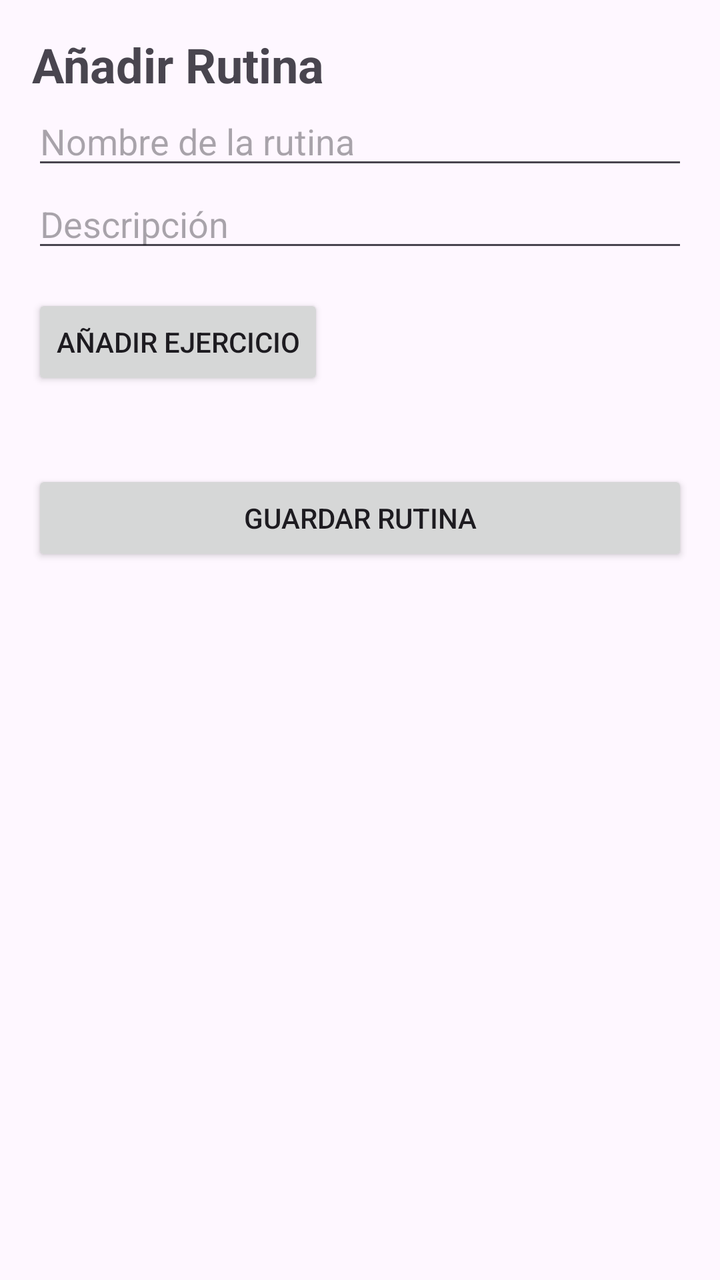
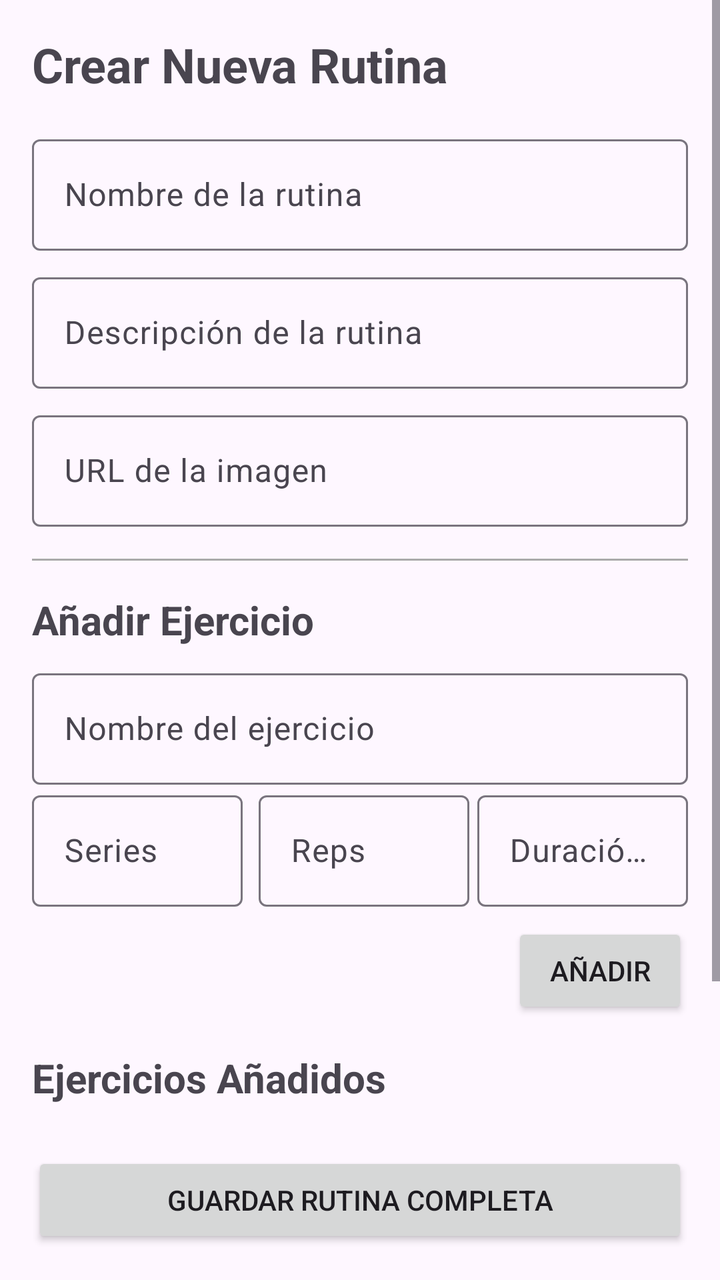

Compare the two renders of this Android layout. The source of the first and the diff that turns it into the second are given below.
<!-- AndroidManifest.xml: application theme Theme.ListaAppKotlin -->
<!-- res/layout/activity_add_rutina.xml -->
<?xml version="1.0" encoding="utf-8"?>
<ScrollView xmlns:android="http://schemas.android.com/apk/res/android"
    android:layout_width="match_parent"
    android:layout_height="match_parent"
    android:id="@+id/main"
    >

    <LinearLayout
        android:orientation="vertical"
        android:padding="16dp"
        android:layout_width="match_parent"
        android:layout_height="wrap_content">

        <TextView
            android:layout_width="wrap_content"
            android:layout_height="wrap_content"
            android:text="Añadir Rutina"
            android:textSize="24sp"
            android:textStyle="bold"/>

        
        <EditText
            android:id="@+id/edtNombreRutina"
            android:layout_width="match_parent"
            android:layout_height="wrap_content"
            android:hint="Nombre de la rutina"/>

        
        <EditText
            android:id="@+id/edtDescripcionRutina"
            android:layout_width="match_parent"
            android:layout_height="wrap_content"
            android:hint="Descripción"/>

        
        <Button
            android:id="@+id/btnMostrarFormulario"
            android:layout_width="wrap_content"
            android:layout_height="wrap_content"
            android:text="Añadir ejercicio"
            android:layout_marginTop="16dp"/>

        
        <LinearLayout
            android:id="@+id/formularioEjercicio"
            android:orientation="vertical"
            android:layout_width="match_parent"
            android:layout_height="wrap_content"
            android:visibility="gone"
            android:layout_marginTop="16dp">

            <EditText
                android:id="@+id/edtNombreEjercicio"
                android:layout_width="match_parent"
                android:layout_height="wrap_content"
                android:hint="Nombre del ejercicio" />

            <EditText
                android:id="@+id/edtSeries"
                android:layout_width="match_parent"
                android:layout_height="wrap_content"
                android:hint="Series (opcional)"
                android:inputType="number" />

            <EditText
                android:id="@+id/edtRepeticiones"
                android:layout_width="match_parent"
                android:layout_height="wrap_content"
                android:hint="Repeticiones (opcional)"
                android:inputType="number" />

            <EditText
                android:id="@+id/edtDuracion"
                android:layout_width="match_parent"
                android:layout_height="wrap_content"
                android:hint="Duración en segundos (opcional)"
                android:inputType="number" />

            <Button
                android:id="@+id/btnGuardarEjercicio"
                android:layout_width="wrap_content"
                android:layout_height="wrap_content"
                android:text="Guardar ejercicio"
                android:layout_marginTop="8dp"/>
        </LinearLayout>

        
        <LinearLayout
            android:id="@+id/listaEjercicios"
            android:orientation="vertical"
            android:layout_width="match_parent"
            android:layout_height="wrap_content"
            android:layout_marginTop="16dp" />

        
        <Button
            android:id="@+id/btnGuardarRutina"
            android:layout_width="match_parent"
            android:layout_height="wrap_content"
            android:text="Guardar Rutina"
            android:layout_marginTop="24dp"/>
    </LinearLayout>
</ScrollView>
<!-- resources referenced by this layout -->
<resources>
  <style name="Theme.ListaAppKotlin" parent="Base.Theme.ListaAppKotlin" />
  <style name="Base.Theme.ListaAppKotlin" parent="Theme.Material3.DayNight.NoActionBar">
          
          
      </style>
</resources>

<!-- the commit's change to res/layout/activity_add_rutina.xml (unified diff, before → after) -->
@@ -1,103 +1,223 @@
 <?xml version="1.0" encoding="utf-8"?>
-<ScrollView xmlns:android="http://schemas.android.com/apk/res/android"
+<androidx.constraintlayout.widget.ConstraintLayout xmlns:android="http://schemas.android.com/apk/res/android"
+    xmlns:app="http://schemas.android.com/apk/res-auto"
+    xmlns:tools="http://schemas.android.com/tools"
+    android:id="@+id/main"
     android:layout_width="match_parent"
     android:layout_height="match_parent"
-    android:id="@+id/main"
-    >
-
-    <LinearLayout
-        android:orientation="vertical"
-        android:padding="16dp"
-        android:layout_width="match_parent"
-        android:layout_height="wrap_content">
-
-        <TextView
-            android:layout_width="wrap_content"
-            android:layout_height="wrap_content"
-            android:text="Añadir Rutina"
-            android:textSize="24sp"
-            android:textStyle="bold"/>
-
-        
-        <EditText
-            android:id="@+id/edtNombreRutina"
+    tools:context=".pantallas.AddRutina">
+
+    <ScrollView
+        android:layout_width="match_parent"
+        android:layout_height="0dp"
+        app:layout_constraintTop_toTopOf="parent"
+        app:layout_constraintBottom_toTopOf="@id/btnGuardarRutina"
+        app:layout_constraintStart_toStartOf="parent"
+        app:layout_constraintEnd_toEndOf="parent"
+        >
+
+        <LinearLayout
             android:layout_width="match_parent"
             android:layout_height="wrap_content"
-            android:hint="Nombre de la rutina"/>
-
-        
-        <EditText
-            android:id="@+id/edtDescripcionRutina"
-            android:layout_width="match_parent"
-            android:layout_height="wrap_content"
-            android:hint="Descripción"/>
-
-        
-        <Button
-            android:id="@+id/btnMostrarFormulario"
-            android:layout_width="wrap_content"
-            android:layout_height="wrap_content"
-            android:text="Añadir ejercicio"
-            android:layout_marginTop="16dp"/>
-
-        
-        <LinearLayout
-            android:id="@+id/formularioEjercicio"
             android:orientation="vertical"
-            android:layout_width="match_parent"
-            android:layout_height="wrap_content"
-            android:visibility="gone"
-            android:layout_marginTop="16dp">
-
-            <EditText
-                android:id="@+id/edtNombreEjercicio"
-                android:layout_width="match_parent"
-                android:layout_height="wrap_content"
-                android:hint="Nombre del ejercicio" />
-
-            <EditText
-                android:id="@+id/edtSeries"
-                android:layout_width="match_parent"
-                android:layout_height="wrap_content"
-                android:hint="Series (opcional)"
-                android:inputType="number" />
-
-            <EditText
-                android:id="@+id/edtRepeticiones"
-                android:layout_width="match_parent"
-                android:layout_height="wrap_content"
-                android:hint="Repeticiones (opcional)"
-                android:inputType="number" />
-
-            <EditText
-                android:id="@+id/edtDuracion"
-                android:layout_width="match_parent"
-                android:layout_height="wrap_content"
-                android:hint="Duración en segundos (opcional)"
-                android:inputType="number" />
+            android:padding="16dp">
+
+            <TextView
+                android:layout_width="wrap_content"
+                android:layout_height="wrap_content"
+                android:text="Crear Nueva Rutina"
+                android:textSize="24sp"
+                android:textStyle="bold" />
+
+            <com.google.android.material.textfield.TextInputLayout
+                android:layout_width="match_parent"
+                android:layout_height="wrap_content"
+                android:layout_marginTop="16dp">
+
+                <com.google.android.material.textfield.TextInputEditText
+                    android:id="@+id/edtNombreRutina"
+                    android:layout_width="match_parent"
+                    android:layout_height="wrap_content"
+                    android:hint="Nombre de la rutina" />
+            </com.google.android.material.textfield.TextInputLayout>
+
+            <com.google.android.material.textfield.TextInputLayout
+                android:id="@+id/tilDescripcionRutina"
+                android:layout_width="match_parent"
+                android:layout_height="wrap_content"
+                android:layout_marginTop="8dp">
+
+                <com.google.android.material.textfield.TextInputEditText
+                    android:id="@+id/edtDescripcionRutina"
+                    android:layout_width="match_parent"
+                    android:layout_height="wrap_content"
+                    android:hint="Descripción de la rutina" />
+            </com.google.android.material.textfield.TextInputLayout>
+
+             <com.google.android.material.textfield.TextInputLayout
+                android:id="@+id/tilPhotoUrl"
+                android:layout_width="match_parent"
+                android:layout_height="wrap_content"
+                android:layout_marginTop="8dp">
+
+                <com.google.android.material.textfield.TextInputEditText
+                    android:id="@+id/edtPhotoUrl"
+                    android:layout_width="match_parent"
+                    android:layout_height="wrap_content"
+                    android:hint="URL de la imagen" />
+            </com.google.android.material.textfield.TextInputLayout>
+
+            <View
+                android:layout_width="match_parent"
+                android:layout_height="1dp"
+                android:background="@android:color/darker_gray"
+                android:layout_marginTop="16dp"
+                android:layout_marginBottom="16dp"/>
+
+            <TextView
+                android:layout_width="wrap_content"
+                android:layout_height="wrap_content"
+                android:text="Añadir Ejercicio"
+                android:textSize="20sp"
+                android:textStyle="bold"/>
+
+            <com.google.android.material.textfield.TextInputLayout
+                android:layout_width="match_parent"
+                android:layout_height="wrap_content"
+                android:layout_marginTop="8dp">
+
+                <com.google.android.material.textfield.TextInputEditText
+                    android:id="@+id/edtNombreEjercicio"
+                    android:layout_width="match_parent"
+                    android:layout_height="wrap_content"
+                    android:hint="Nombre del ejercicio" />
+            </com.google.android.material.textfield.TextInputLayout>
+
+            <LinearLayout
+                android:layout_width="match_parent"
+                android:layout_height="wrap_content"
+                android:orientation="horizontal">
+
+                <com.google.android.material.textfield.TextInputLayout
+                    android:layout_width="0dp"
+                    android:layout_weight="1"
+                    android:layout_height="wrap_content"
+                    android:layout_marginEnd="4dp">
+                    <com.google.android.material.textfield.TextInputEditText
+                        android:id="@+id/edtSeries"
+                        android:layout_width="match_parent"
+                        android:layout_height="wrap_content"
+                        android:hint="Series"
+                        android:inputType="number"/>
+                </com.google.android.material.textfield.TextInputLayout>
+
+                <com.google.android.material.textfield.TextInputLayout
+                    android:layout_width="0dp"
+                    android:layout_weight="1"
+                    android:layout_height="wrap_content"
+                    android:layout_marginStart="4dp">
+                    <com.google.android.material.textfield.TextInputEditText
+                        android:id="@+id/edtRepeticiones"
+                        android:layout_width="match_parent"
+                        android:layout_height="wrap_content"
+                        android:hint="Reps"
+                        android:inputType="number"/>
+                </com.google.android.material.textfield.TextInputLayout>
+                 <com.google.android.material.textfield.TextInputLayout
+                    android:layout_width="0dp"
+                    android:layout_weight="1"
+                    android:layout_height="wrap_content"
+                    android:layout_marginStart="4dp">
+                    <com.google.android.material.textfield.TextInputEditText
+                        android:id="@+id/edtDuracion"
+                        android:layout_width="match_parent"
+                        android:layout_height="wrap_content"
+                        android:hint="Duración (min)"
+                        android:inputType="number"/>
+                </com.google.android.material.textfield.TextInputLayout>
+            </LinearLayout>
 
             <Button
-                android:id="@+id/btnGuardarEjercicio"
-                android:layout_width="wrap_content"
-                android:layout_height="wrap_content"
-                android:text="Guardar ejercicio"
+                android:id="@+id/btnAnadirEjercicio"
+                android:layout_width="wrap_content"
+                android:layout_height="wrap_content"
+                android:layout_gravity="end"
+                android:text="Añadir"
                 android:layout_marginTop="8dp"/>
+
+            <TextView
+                android:id="@+id/tvEjerciciosAnadidos"
+                android:layout_width="wrap_content"
+                android:layout_height="wrap_content"
+                android:text="Ejercicios Añadidos"
+                android:textSize="20sp"
+                android:textStyle="bold"
+                android:layout_marginTop="16dp"/>
+
+            <androidx.recyclerview.widget.RecyclerView
+                android:id="@+id/rvEjercicios"
+                android:layout_width="match_parent"
+                android:layout_height="wrap_content"
+                android:layout_marginTop="8dp"
+                android:minHeight="100dp"
+                tools:listitem="@layout/item_ejercicio"/>
+
         </LinearLayout>
-
-        
-        <LinearLayout
-            android:id="@+id/listaEjercicios"
-            android:orientation="vertical"
-            android:layout_width="match_parent"
-            android:layout_height="wrap_content"
-            android:layout_marginTop="16dp" />
-
-        
-        <Button
-            android:id="@+id/btnGuardarRutina"
-            android:layout_width="match_parent"
-            android:layout_height="wrap_content"
-            android:text="Guardar Rutina"
-            android:layout_marginTop="24dp"/>
-    </LinearLayout>
-</ScrollView>
+    </ScrollView>
+
+    <Button
+        android:id="@+id/btnGuardarRutina"
+        android:layout_width="match_parent"
+        android:layout_height="wrap_content"
+        android:text="Guardar Rutina Completa"
+        app:layout_constraintBottom_toBottomOf="parent"
+        app:layout_constraintStart_toStartOf="parent"
+        app:layout_constraintEnd_toEndOf="parent"
+        android:layout_margin="16dp"/>
+
+</androidx.constraintlayout.widget.ConstraintLayout>
+<!-- res/layout/item_ejercicio.xml (included above) -->
+<?xml version="1.0" encoding="utf-8"?>
+<LinearLayout xmlns:android="http://schemas.android.com/apk/res/android"
+    android:id="@+id/contenedorEjercicios"
+    android:orientation="vertical"
+    android:padding="10dp"
+    android:layout_width="match_parent"
+    android:layout_height="wrap_content"
+    android:background="#EEEEEE"
+    android:layout_marginTop="10dp">
+
+    <EditText
+        android:id="@+id/edtNombreEjercicio"
+        android:layout_width="match_parent"
+        android:layout_height="wrap_content"
+        android:hint="Nombre del ejercicio (obligatorio)" />
+
+    <EditText
+        android:id="@+id/edtSeries"
+        android:layout_width="match_parent"
+        android:layout_height="wrap_content"
+        android:hint="Series (opcional)"
+        android:inputType="number" />
+
+    <EditText
+        android:id="@+id/edtRepeticiones"
+        android:layout_width="match_parent"
+        android:layout_height="wrap_content"
+        android:hint="Repeticiones (opcional)"
+        android:inputType="number" />
+
+    <EditText
+        android:id="@+id/edtDuracion"
+        android:layout_width="match_parent"
+        android:layout_height="wrap_content"
+        android:hint="Duración en segundos (opcional)"
+        android:inputType="number" />
+
+    <Button
+        android:id="@+id/btnGuardarEjercicio"
+        android:layout_width="wrap_content"
+        android:layout_height="wrap_content"
+        android:text="Guardar ejercicio"
+        android:layout_marginTop="8dp"/>
+</LinearLayout>
